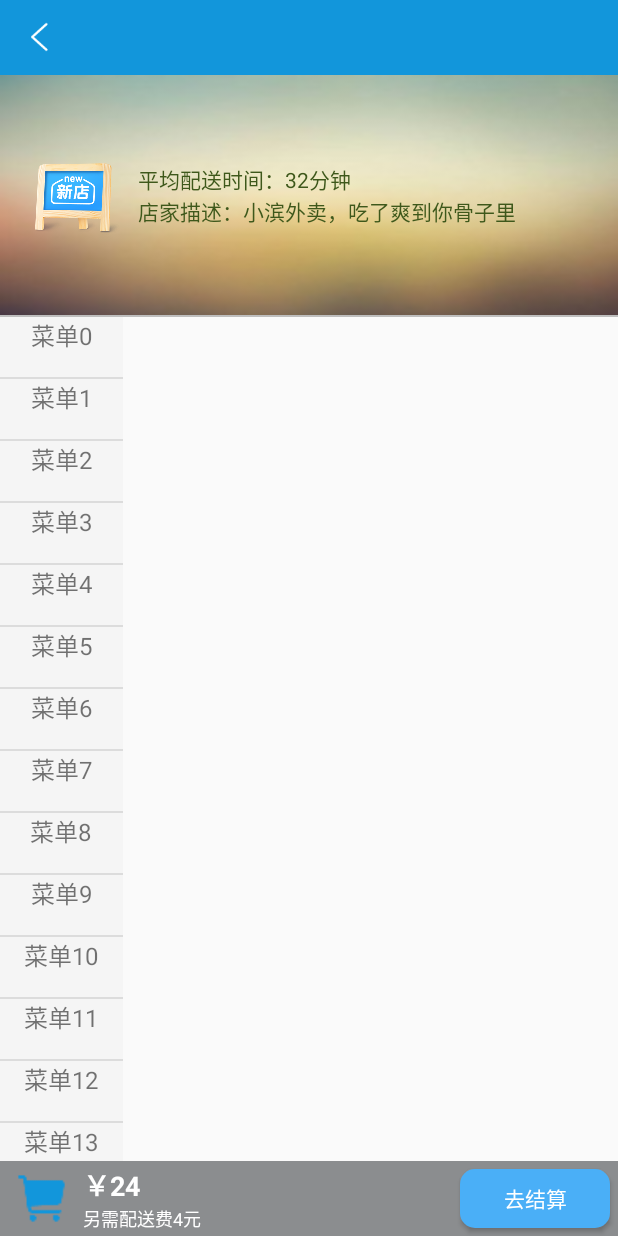
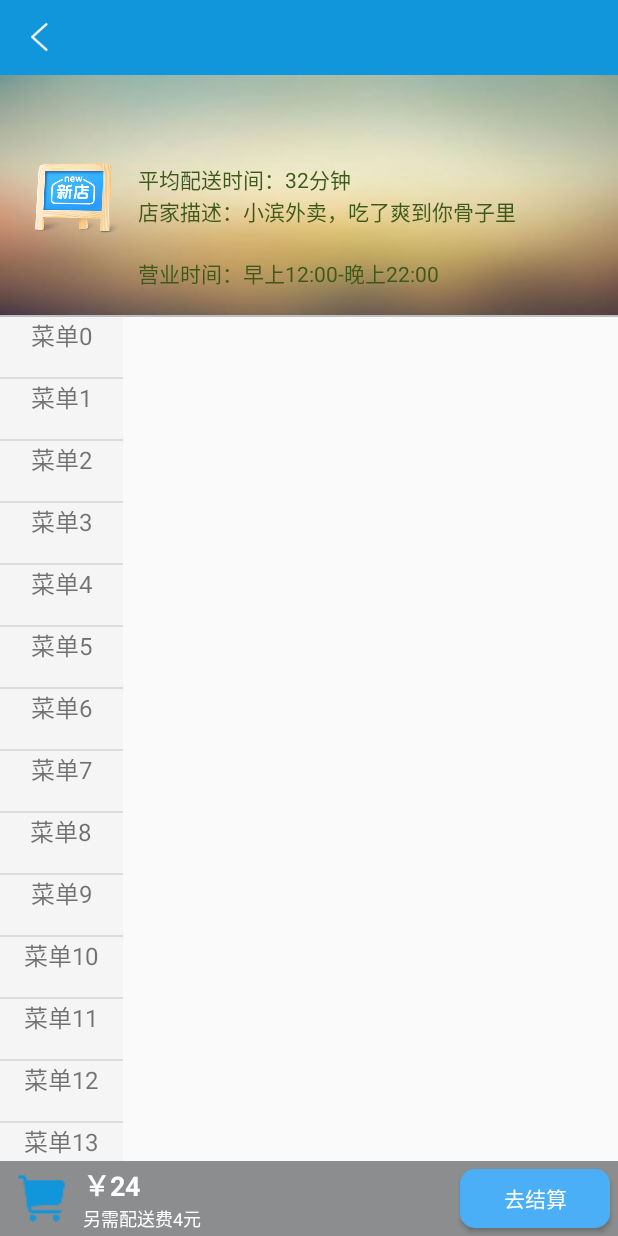
Before and after one commit to RuanXiaoHui/GoodTaste, an Android app: the GoodsDetailActivity screen opened directly, with no data from a screen before it, on a phone screen of 412 x 824 dp. Run offline under Robolectric (Android 15) with nearby library versions, the phone set to English and light mode, and no system bars.

Commit message:
商店详情界面修改

```diff
--- a/app/src/main/res/layout/activity_goods_detail.xml
+++ b/app/src/main/res/layout/activity_goods_detail.xml
@@ -28,6 +28,7 @@
                android:layout_marginLeft="15dp"
                android:background="@mipmap/icon_categroy_6"/>
            <LinearLayout
+               android:id="@+id/llShop"
                android:layout_width="wrap_content"
                android:layout_height="wrap_content"
                android:orientation="vertical"
@@ -48,8 +49,16 @@
                    android:text="店家描述：小滨外卖，吃了爽到你骨子里"/>
 
            </LinearLayout>
-
-
+           <TextView
+               android:id="@+id/ivShopBusinessHours"
+               android:layout_width="wrap_content"
+               android:layout_height="wrap_content"
+               android:textColor="#3e581b"
+               android:layout_below="@+id/llShop"
+               android:layout_toRightOf="@+id/ivShopimg"
+               android:layout_marginLeft="10dp"
+               android:layout_marginTop="20dp"
+               android:text="营业时间：早上12:00-晚上22:00"/>
        </RelativeLayout>
 
         <View
```
